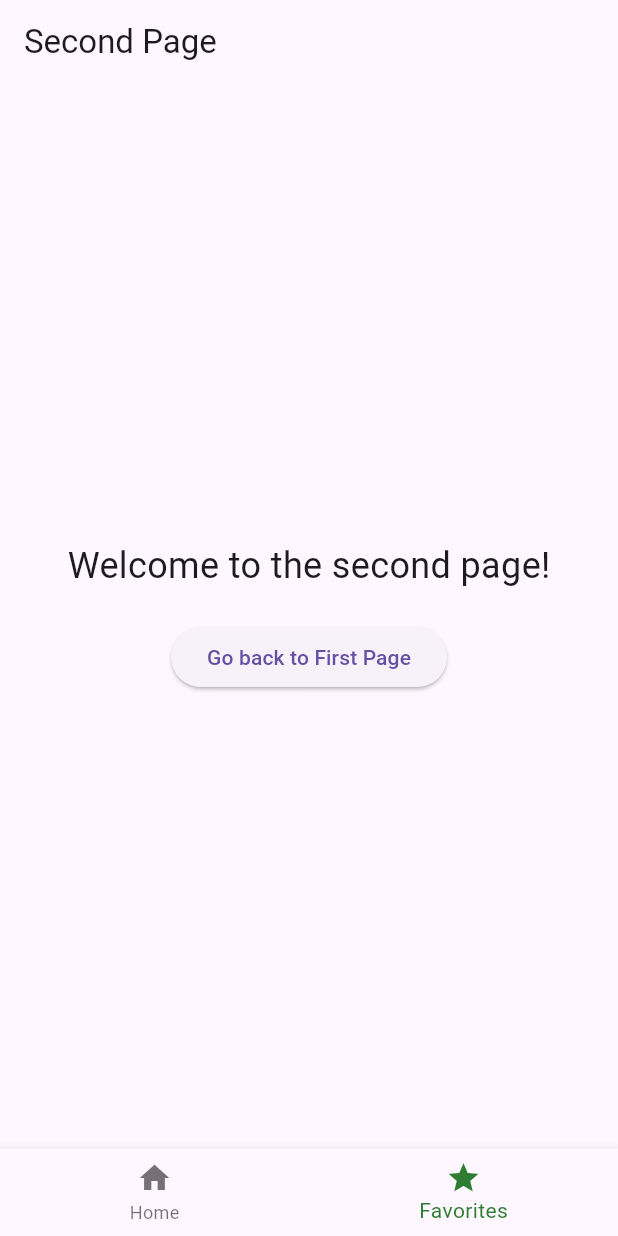
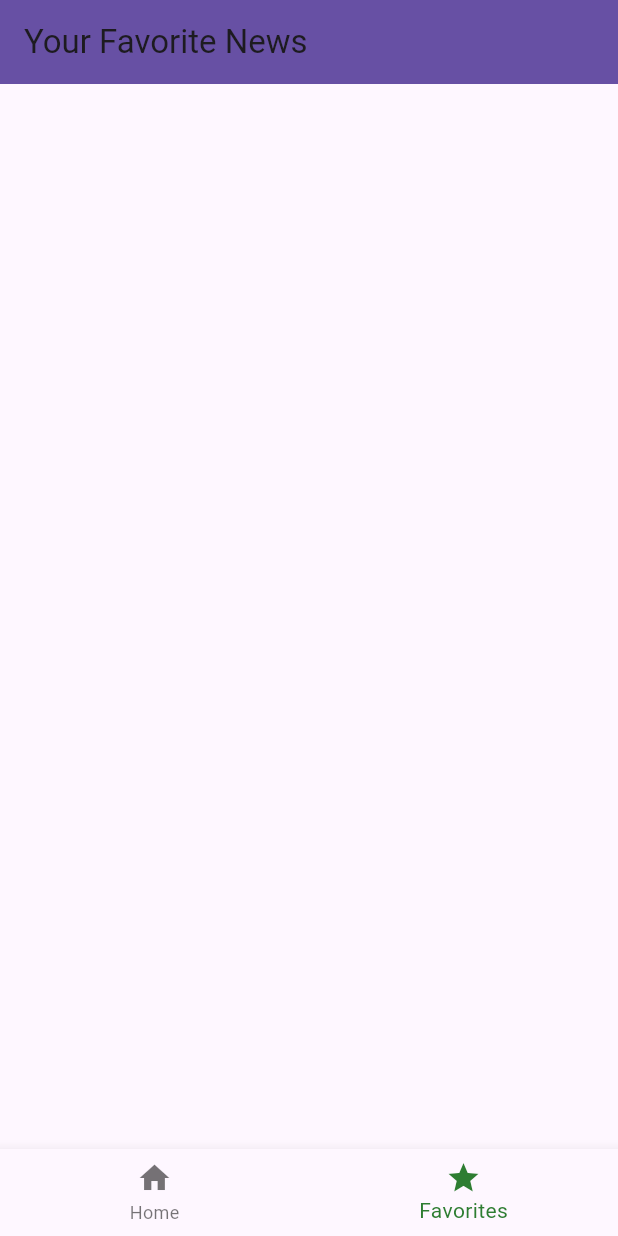
Before and after one commit to Juanfra24/Neox-test, a Flutter app: the screen it shows after launch, item 2 of the bottom bar chosen, on a phone screen of 412 x 824 dp. Run offline on Flutter 3.47's test engine with Material 3 defaults, Android fonts, the phone set to English and light mode, and no system bars; our stand-ins replace dio, equatable, flutter_bloc, flutter_dotenv, go_router, shared_preferences; network calls fail.

Commit message:
favorite in progress

```diff
--- a/lib/common/router.dart
+++ b/lib/common/router.dart
@@ -19,7 +19,8 @@ final appRouter = GoRouter(
         GoRoute(
           path: '/favorites',
           builder:
-              (BuildContext context, GoRouterState state) => const SecondPage(),
+              (BuildContext context, GoRouterState state) =>
+                  const FavoritesPage(),
         ),
       ],
       builder: (BuildContext context, GoRouterState state, Widget child) {
--- a/lib/common/widgets/appBottomNavigationBar.dart
+++ b/lib/common/widgets/appBottomNavigationBar.dart
@@ -1,11 +1,11 @@
 import 'package:flutter/material.dart';
-
 import 'package:flutter_bloc/flutter_bloc.dart';
 import 'package:go_router/go_router.dart';
 import 'package:notices_app/presentation/cubits/navigation_cubit.dart';
 
 class Appbottomnavigationbar extends StatelessWidget {
   const Appbottomnavigationbar({super.key});
+  @override
   Widget build(BuildContext context) {
     return BlocBuilder<NavigationCubit, NavigationItems>(
       builder: (context, state) {
--- a/lib/data/datasources/news_datasource.dart
+++ b/lib/data/datasources/news_datasource.dart
@@ -15,7 +15,7 @@ class NewsDatasourceImpl implements NewsDatasource {
         API.HEADLINES,
         queryParameters: {'country': 'us', 'apiKey': API.API_KEY},
       );
-      print(response.data);
+
       if (response.statusCode == 200) {
         return response.data;
       } else {
--- a/lib/domain/usecases/get_chile_latest_articles.dart
+++ b/lib/domain/usecases/get_usa_latest_articles.dart
@@ -1,8 +1,8 @@
 import 'package:notices_app/domain/entities/news_article.dart';
 import 'package:notices_app/domain/repositories/news_repository.dart';
 
-class GetChileLatestArticles {
-  GetChileLatestArticles(this._repository);
+class GetUsaLatestArticles {
+  GetUsaLatestArticles(this._repository);
   final NewsRepository _repository;
 
   Future<List<NewsArticle>> call() async {
--- /dev/null
+++ b/lib/presentation/blocs/favorite_news/favorite_news_bloc.dart
@@ -0,0 +1,49 @@
+import 'dart:convert';
+
+import 'package:equatable/equatable.dart';
+import 'package:flutter_bloc/flutter_bloc.dart';
+import 'package:notices_app/data/models/news_article_model.dart';
+import 'package:notices_app/domain/entities/news_article.dart';
+import 'package:shared_preferences/shared_preferences.dart';
+
+part 'favorite_news_event.dart';
+part 'favorite_news_state.dart';
+
+class FavoriteNewsBloc extends Bloc<FavoriteNewsEvent, FavoriteNewsState> {
+  FavoriteNewsBloc() : super(FavoriteNewsInitial()) {
+    on<ToggleFavorite>((event, emit) async {
+      final prefs = await SharedPreferences.getInstance();
+      final currentState = state;
+
+      if (currentState is FavoriteNewsLoaded) {
+        final isAlreadyFavorite = currentState.favorites.any(
+          (a) => a.title == event.article.title,
+        );
+        final updatedList =
+            isAlreadyFavorite
+                ? currentState.favorites
+                    .where((a) => a.title != event.article.title)
+                    .toList()
+                : [...currentState.favorites, event.article];
+
+        await prefs.setString(
+          'favorite_articles',
+          updatedList.map((a) => (a as NewsArticleModel).toJson()).toString(),
+        );
+        emit(FavoriteNewsLoaded(updatedList));
+      }
+    });
+
+    on<LoadFavorites>((event, emit) async {
+      final prefs = await SharedPreferences.getInstance();
+      final data = prefs.getString('favorite_articles');
+      final articles =
+          data != null
+              ? (json.decode(data) as List)
+                  .map((item) => NewsArticleModel.fromJson(item))
+                  .toList()
+              : <NewsArticle>[];
+      emit(FavoriteNewsLoaded(articles));
+    });
+  }
+}
--- /dev/null
+++ b/lib/presentation/blocs/favorite_news/favorite_news_event.dart
@@ -0,0 +1,16 @@
+part of 'favorite_news_bloc.dart';
+
+sealed class FavoriteNewsEvent extends Equatable {
+  const FavoriteNewsEvent();
+
+  @override
+  List<Object> get props => [];
+}
+
+class LoadFavorites extends FavoriteNewsEvent {}
+
+class ToggleFavorite extends FavoriteNewsEvent {
+  final NewsArticle article;
+
+  ToggleFavorite(this.article);
+}
--- /dev/null
+++ b/lib/presentation/blocs/favorite_news/favorite_news_state.dart
@@ -0,0 +1,16 @@
+part of 'favorite_news_bloc.dart';
+
+sealed class FavoriteNewsState extends Equatable {
+  const FavoriteNewsState();
+
+  @override
+  List<Object> get props => [];
+}
+
+class FavoriteNewsInitial extends FavoriteNewsState {}
+
+class FavoriteNewsLoaded extends FavoriteNewsState {
+  final List<NewsArticle> favorites;
+
+  const FavoriteNewsLoaded(this.favorites);
+}
--- a/lib/presentation/blocs/news/news_event.dart
+++ b/lib/presentation/blocs/news/news_event.dart
@@ -7,4 +7,4 @@ abstract class NewsEvent extends Equatable {
   List<Object> get props => [];
 }
 
-class GetLatestChileNews extends NewsEvent {}
+class GetLatestUsaNews extends NewsEvent {}
--- a/lib/presentation/pages/favorites.dart
+++ b/lib/presentation/pages/favorites.dart
@@ -1,26 +1,62 @@
 import 'package:flutter/material.dart';
-import 'package:go_router/go_router.dart';
+import 'package:flutter_bloc/flutter_bloc.dart';
 
-class SecondPage extends StatelessWidget {
-  const SecondPage({super.key});
+import 'package:notices_app/presentation/blocs/favorite_news/favorite_news_bloc.dart';
+
+class FavoritesPage extends StatelessWidget {
+  const FavoritesPage({super.key});
 
   @override
   Widget build(BuildContext context) {
-    return Scaffold(
-      appBar: AppBar(title: Text('Second Page')),
-      body: Center(
-        child: Column(
-          mainAxisAlignment: MainAxisAlignment.center,
-          children: <Widget>[
-            Text('Welcome to the second page!', style: TextStyle(fontSize: 24)),
-            SizedBox(height: 20),
-            ElevatedButton(
-              onPressed: () {
-                context.go('/home');
-              },
-              child: Text('Go back to First Page'),
-            ),
-          ],
+    return BlocProvider(
+      create: (context) {
+        return FavoriteNewsBloc();
+      },
+      child: Scaffold(
+        appBar: AppBar(
+          title: const Text('Your Favorite News'),
+          backgroundColor: Theme.of(context).primaryColor,
+        ),
+        body: BlocBuilder<FavoriteNewsBloc, FavoriteNewsState>(
+          builder: (context, state) {
+            context.read<FavoriteNewsBloc>().add(LoadFavorites());
+            if (state is FavoriteNewsInitial) {
+              return const Center(child: CircularProgressIndicator());
+            } else if (state is FavoriteNewsLoaded) {
+              final news = state.favorites;
+              return ListView.builder(
+                itemCount: news.length,
+                itemBuilder: (context, index) {
+                  final article = news[index];
+                  return Card(
+                    margin: const EdgeInsets.symmetric(
+                      horizontal: 16.0,
+                      vertical: 8.0,
+                    ),
+                    child: ListTile(
+                      title: Text(
+                        article.title,
+                        style: TextStyle(
+                          fontSize: 18,
+                          fontWeight: FontWeight.bold,
+                        ),
+                      ),
+                      subtitle: Text(
+                        '${article.description} - Released on ${article.publishedAt.year}-${article.publishedAt.month}-${article.publishedAt.day}',
+                        style: TextStyle(
+                          fontSize: 13,
+                          fontWeight: FontWeight.normal,
+                        ),
+                      ),
+                      trailing: const Icon(Icons.favorite_border),
+                    ),
+                  );
+                },
+              );
+            } else {
+              return const Center(child: Text('Initial state'));
+            }
+          },
         ),
       ),
     );
--- a/pubspec.yaml
+++ b/pubspec.yaml
@@ -16,6 +16,7 @@ dependencies:
   intl: ^0.20.2
   go_router: ^15.1.2
   flutter_dotenv: ^5.2.1
+  shared_preferences: ^2.5.3
 
 
 dev_dependencies:
```
Also changed, not shown: lib/presentation/blocs/news/news_bloc.dart (+6 -6 lines), lib/presentation/pages/home.dart (+41 -6 lines), 1 other file.
